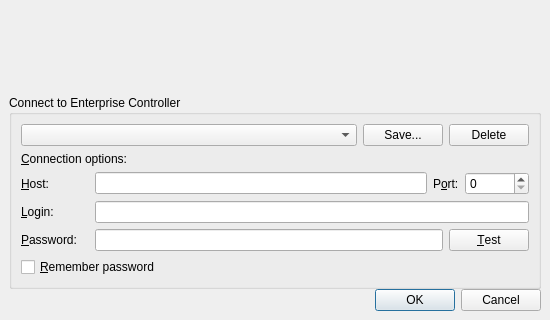
This is client/src/ui/dialogs/login_dialog.ui in networkoptix/nx_open as Qt 5 draws it before an edit; both pictures show x 0 to 550 and y 218 to 538 of the 550 by 538 pixel window. The edited form follows.
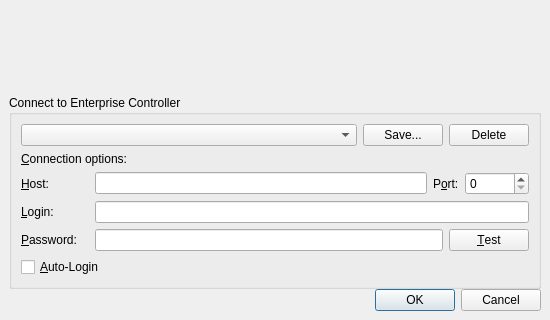
This is the edited form.

Commit message:
Feature #1997: Rename "Save Password" to "AutoLogin"
<==== Mercurial data ====>
Branch: master

```diff
--- a/client/src/ui/dialogs/login_dialog.ui
+++ b/client/src/ui/dialogs/login_dialog.ui
@@ -285,7 +285,7 @@
         <item>
          <widget class="QCheckBox" name="rememberPasswordCheckBox">
           <property name="text">
-           <string>&amp;Remember password</string>
+           <string>&amp;Auto-Login</string>
           </property>
           <property name="checked">
            <bool>false</bool>
```
